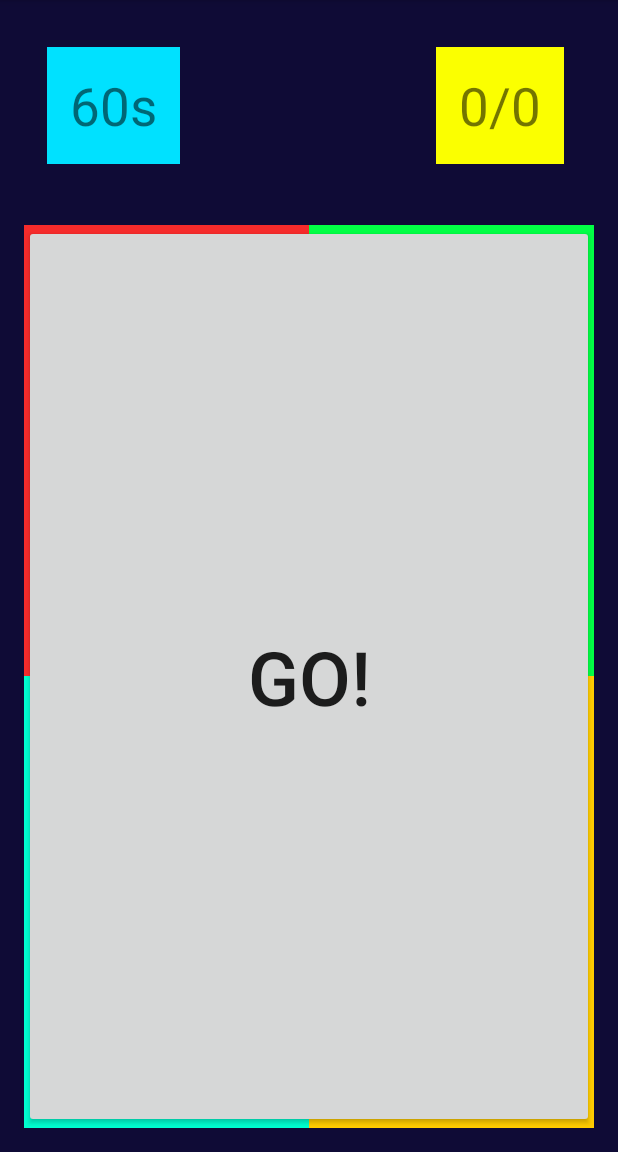
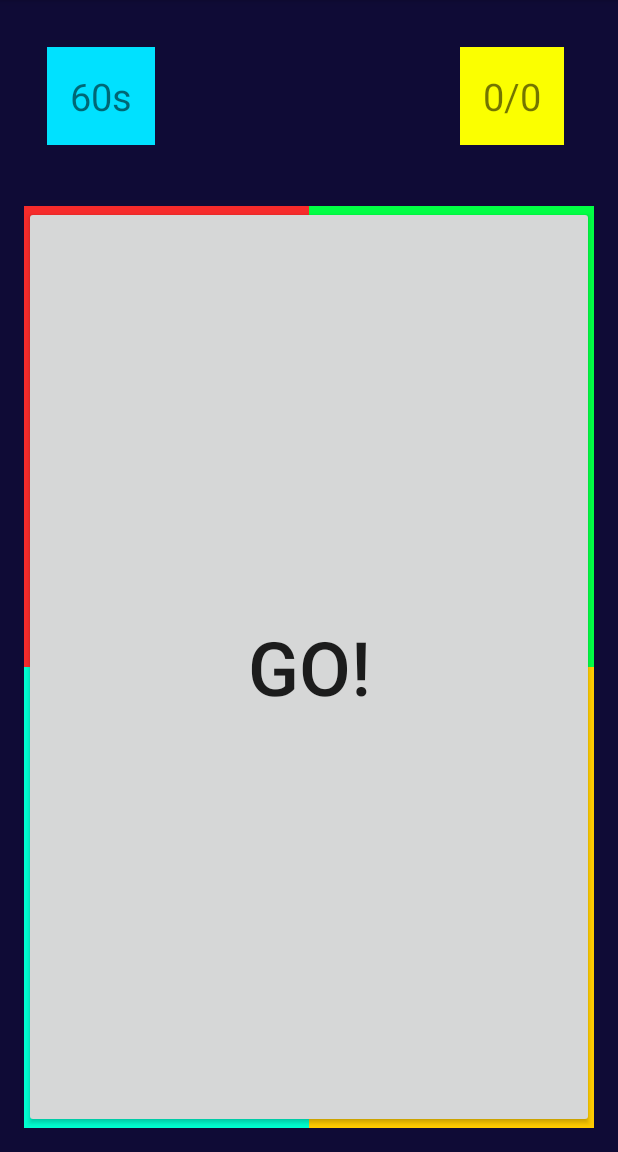
Before and after one commit to joelbandi/Brain-Trainer, an Android app: the screen it shows after launch (MainActivity), on a phone screen of 412 x 824 dp, the part 84-1236 px from its top. Run offline under Robolectric (Android 15) with nearby library versions, the light colour scheme and no system bars.

Commit message:
"Adjusted some Layout issues where Score was overlapping some questions

```diff
--- a/app/src/main/res/layout/activity_main.xml
+++ b/app/src/main/res/layout/activity_main.xml
@@ -22,7 +22,7 @@
         android:layout_marginTop="29dp"
         android:text="60s"
         android:background="#00e1ff"
-        android:textSize="35sp"
+        android:textSize="25sp"
         android:layout_margin="15sp"
         android:padding="15sp"
         android:editable="false" />
@@ -33,7 +33,7 @@
         android:id="@+id/score"
         android:text="0/0"
         android:background="#fbff00"
-        android:textSize="35sp"
+        android:textSize="25sp"
         android:padding="15sp"
         android:layout_marginRight="20sp"
         android:layout_marginEnd="20dp"
@@ -156,10 +156,10 @@
         android:layout_height="wrap_content"
         android:text="30+30"
         android:id="@+id/question"
-        android:layout_alignBottom="@+id/timeleft"
-        android:layout_centerHorizontal="true"
         android:textColor="#ffffff"
         android:textSize="30sp"
-        android:clickable="false" />
+        android:clickable="false"
+        android:layout_alignBottom="@+id/timeleft"
+        android:layout_centerHorizontal="true" />
 
 </RelativeLayout>
```
